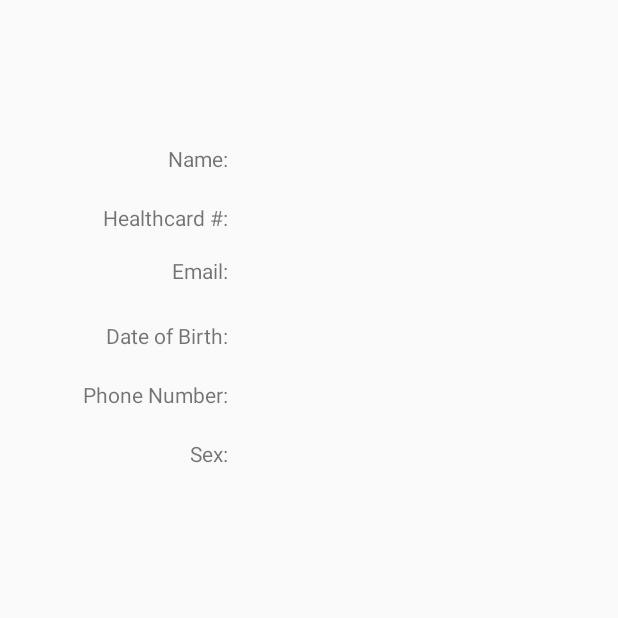
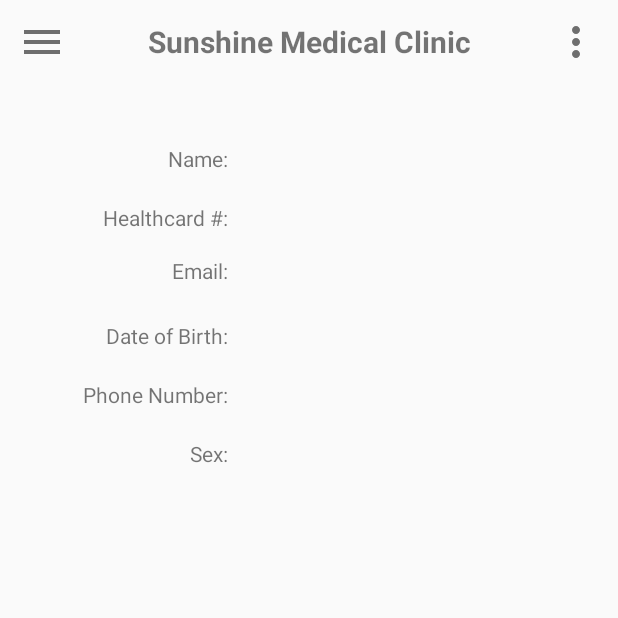
Before and after one commit to anthony-trinh/Sunshine-Medical-Clinic, an Android app: the MyAccount screen opened directly, with no data from a screen before it, on a phone screen of 412 x 824 dp, the top half of it. Run offline under Robolectric (Android 15) with nearby library versions, the phone set to English and light mode, and no system bars; our stand-ins replace Firebase (no records; nobody signed in at launch, a user with empty details on screens opened directly); libraries missing offline, so code that uses them is left out: com.google.rpc.context.

Commit message:
added nav drawer for MyAccount.java, and bug fixes

```diff
--- a/app/src/main/java/com/example/sunshinemedicalclinic/ContactUs.java
+++ b/app/src/main/java/com/example/sunshinemedicalclinic/ContactUs.java
@@ -75,7 +75,7 @@ public class ContactUs extends AppCompatActivity implements AdapterView.OnItemSe
         startActivity(new Intent(this, MainActivity.class));
     }
     public void ClickBook (View view){
-        recreate();
+        startActivity(new Intent(this, BookAppointment.class));
     }
     public void ClickLocations (View view){
         startActivity(new Intent(this, FindLocations.class));
@@ -83,9 +83,7 @@ public class ContactUs extends AppCompatActivity implements AdapterView.OnItemSe
     public void ClickMyAccount (View view){
         startActivity(new Intent(this, MyAccount.class));
     }
-    public void ClickContactUs(View view){
-        startActivity(new Intent(this, ContactUs.class));
-    }
+    public void ClickContactUs(View view){ recreate(); }
     public void ClickLogout (View view){
         AlertDialog.Builder builder = new AlertDialog.Builder(this);
         builder.setTitle("Logout").setMessage("Are you sure you want to logout?");
--- a/app/src/main/java/com/example/sunshinemedicalclinic/MyAccount.java
+++ b/app/src/main/java/com/example/sunshinemedicalclinic/MyAccount.java
@@ -2,8 +2,12 @@ package com.example.sunshinemedicalclinic;
 
 
 import androidx.annotation.NonNull;
+import androidx.appcompat.app.AlertDialog;
 import androidx.appcompat.app.AppCompatActivity;
+import androidx.drawerlayout.widget.DrawerLayout;
 
+import android.content.DialogInterface;
+import android.content.Intent;
 import android.os.Bundle;
 import android.util.Log;
 import android.view.View;
@@ -42,6 +46,7 @@ import java.util.List;
 import java.util.Map;
 
 public class MyAccount extends AppCompatActivity {
+    DrawerLayout drawerLayout;
     String TAG = "MyAccount";
     TextView healthcardNum, name, dob, email, phone, gender ;
     private FirebaseAuth fbAuth = FirebaseAuth.getInstance();
@@ -53,17 +58,13 @@ public class MyAccount extends AppCompatActivity {
     protected void onCreate(Bundle savedInstanceState) {
         super.onCreate(savedInstanceState);
         setContentView(R.layout.activity_my_account);
-        Log.d(TAG, "created");
+        drawerLayout = findViewById(R.id.drawer_layout);
         healthcardNum = findViewById(R.id.healthcardBox) ;
         name = findViewById(R.id.nameBox) ;
         dob = findViewById(R.id.dobBox) ;
         email = findViewById(R.id.emailBox) ;
         phone = findViewById(R.id.phoneBox) ;
         gender = findViewById(R.id.genderBox) ;
-        Log.d(TAG, "assigned");
-        //email.setText(user.getEmail());
-        Log.d(TAG, "user");
-        Log.d(TAG, "instances");
         db.collection("patients").get().addOnCompleteListener(new OnCompleteListener<QuerySnapshot>() {
             @Override
             public void onComplete(@NonNull Task<QuerySnapshot> task) {
@@ -93,4 +94,36 @@ public class MyAccount extends AppCompatActivity {
 
 
     }
+    public void ClickMenu (View view){
+        MainActivity.closeopenDrawer(drawerLayout);
+    }
+    public void ClickHome (View view){
+        startActivity(new Intent(this, MainActivity.class));
+    }
+    public void ClickBook (View view) { startActivity(new Intent(this, BookAppointment.class)); }
+    public void ClickLocations (View view){ startActivity(new Intent(this, FindLocations.class)); }
+    public void ClickMyAccount (View view){ recreate(); }
+    public void ClickContactUs(View view){
+        startActivity(new Intent(this, ContactUs.class));
+    }
+    public void ClickLogout (View view){
+        AlertDialog.Builder builder = new AlertDialog.Builder(this);
+        builder.setTitle("Logout").setMessage("Are you sure you want to logout?");
+        builder.setPositiveButton("Yes", new DialogInterface.OnClickListener() {
+            @Override
+            public void onClick(DialogInterface dialog, int which) {
+                Toast.makeText(MyAccount.this, "Logging out", Toast.LENGTH_SHORT).show();
+                FirebaseAuth.getInstance().signOut();
+                startActivity(new Intent(MyAccount.this, Login.class));
+                finish();
+            }
+        });
+        builder.setNegativeButton("No", new DialogInterface.OnClickListener() {
+            @Override
+            public void onClick(DialogInterface dialog, int which) {
+                dialog.dismiss();
+            }
+        });
+        builder.show();
+    }
 }
--- a/app/src/main/res/layout/activity_my_account.xml
+++ b/app/src/main/res/layout/activity_my_account.xml
@@ -1,11 +1,18 @@
 <?xml version="1.0" encoding="utf-8"?>
-<androidx.constraintlayout.widget.ConstraintLayout xmlns:android="http://schemas.android.com/apk/res/android"
+<androidx.drawerlayout.widget.DrawerLayout xmlns:android="http://schemas.android.com/apk/res/android"
     xmlns:app="http://schemas.android.com/apk/res-auto"
     xmlns:tools="http://schemas.android.com/tools"
     android:layout_width="match_parent"
     android:layout_height="match_parent"
+    android:id="@id/drawer_layout"
     tools:context=".MyAccount">
 
+    <androidx.constraintlayout.widget.ConstraintLayout
+        android:layout_width="match_parent"
+        android:layout_height="match_parent"
+        android:orientation="vertical">
+        <include
+            layout="@layout/main_toolbar"/>
     <TextView
         android:id="@+id/nameBox"
         android:layout_width="189dp"
@@ -114,4 +121,15 @@
         android:text="@string/sex"
         app:layout_constraintEnd_toStartOf="@+id/genderBox"
         app:layout_constraintTop_toBottomOf="@+id/textView7" />
-</androidx.constraintlayout.widget.ConstraintLayout>
+    </androidx.constraintlayout.widget.ConstraintLayout>
+
+    <RelativeLayout
+        android:layout_width="300dp"
+        android:layout_height="match_parent"
+        android:layout_gravity="start"
+        android:background="@android:color/white">>
+
+        <include
+            layout="@layout/main_nav_drawer"/>
+    </RelativeLayout>
+</androidx.drawerlayout.widget.DrawerLayout>
```
Also changed, not shown: app/src/main/java/com/example/sunshinemedicalclinic/BookAppointment.java (+2 -6 lines).
